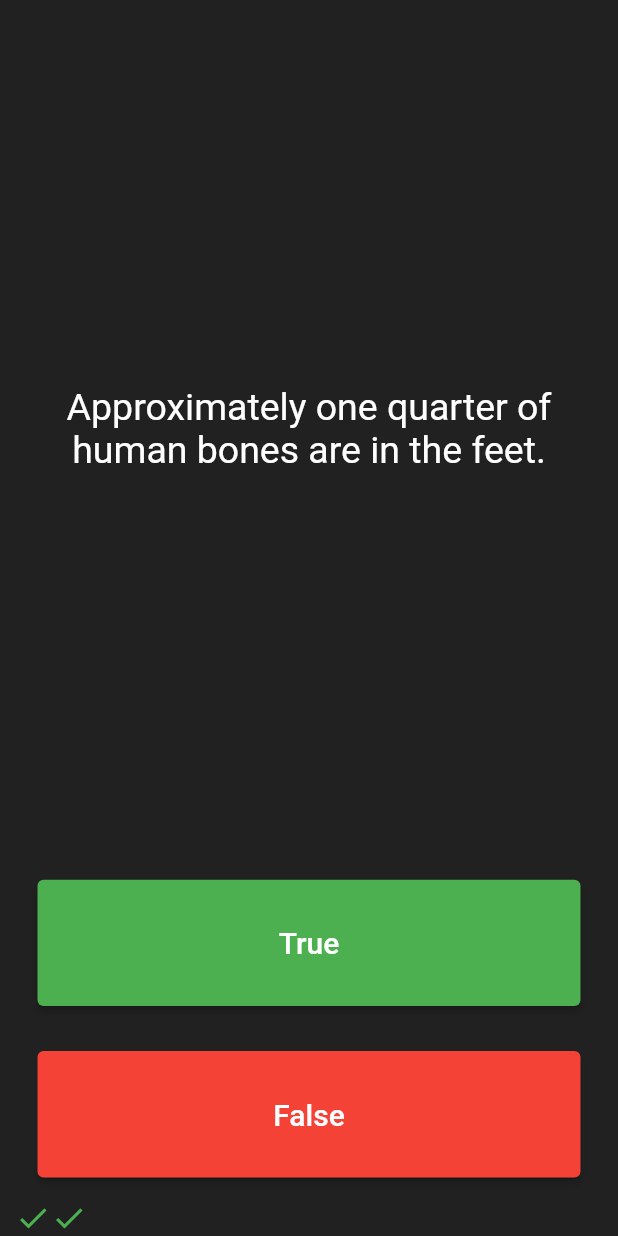
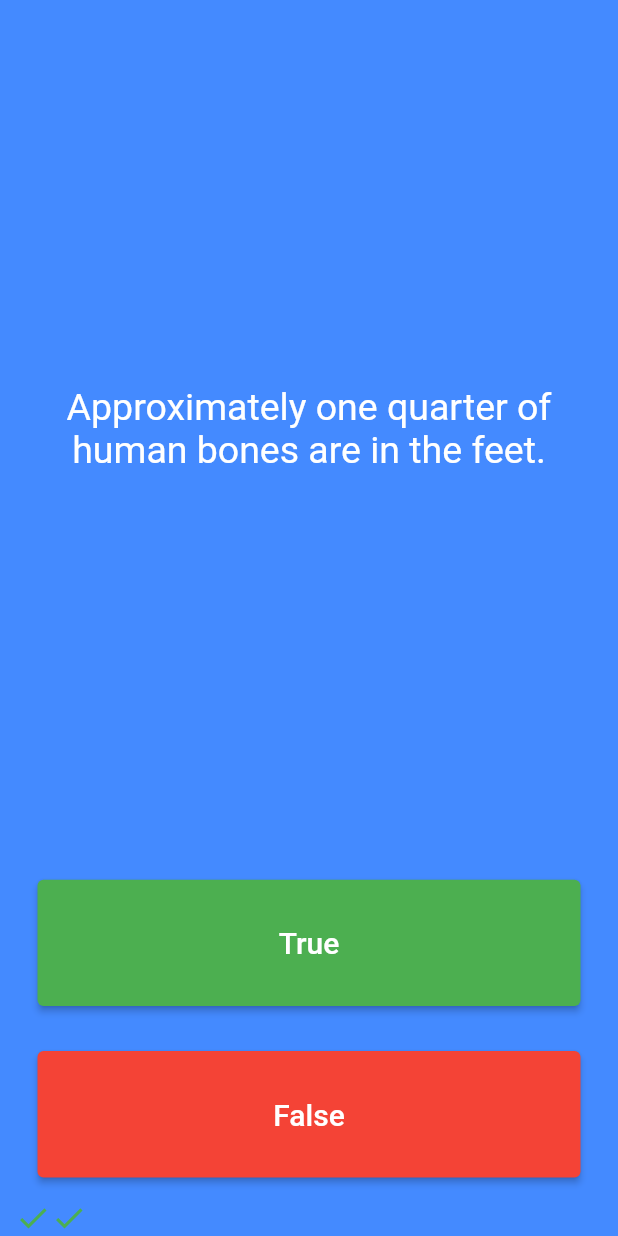
Before and after one commit to DatTran262/quizlerFlutterApp, a Flutter app: the screen it shows after launch, after a tap on "True", after a tap on "False", on a phone screen of 412 x 824 dp. Run offline on Flutter 3.47's test engine with Material 2 defaults, Android fonts, the phone set to English and light mode, and no system bars; our stand-ins replace rflutter_alert.

Commit message:
Complete app

```diff
--- a/quizzler/lib/main.dart
+++ b/quizzler/lib/main.dart
@@ -1,6 +1,9 @@
 import 'package:flutter/material.dart';
 import 'package:quizzler/quiz_brain.dart';
 import 'question.dart';
+import 'package:rflutter_alert/rflutter_alert.dart';
+
+quizBrain QuizBrain = quizBrain();
 
 void main() => runApp(Quizzler());
 
@@ -9,7 +12,7 @@ class Quizzler extends StatelessWidget {
   Widget build(BuildContext context) {
     return MaterialApp(
       home: Scaffold(
-        backgroundColor: Colors.grey.shade900,
+        backgroundColor: Colors.blueAccent.shade200,
         body: SafeArea(
           child: Padding(
             padding: EdgeInsets.symmetric(horizontal: 10.0),
@@ -30,9 +33,39 @@ class _QuizPageState extends State<QuizPage> {
 
   List<Widget> scoreKeeper = [];
 
-  quizBrain QuizBrain = new quizBrain();
+  void checkAnswer(userPickAnswer) {
+    bool correctAnswer = QuizBrain.getQuestionAnswer();
+    if(userPickAnswer==correctAnswer){
+      scoreKeeper.add(
+          Icon(
+            Icons.check,
+            color: Colors.green,
+          )
+      );
+    } else {
+      scoreKeeper.add(
+          Icon(
+            Icons.close,
+            color: Colors.red,
+          )
+      );
+    }
+    setState(() {
+      QuizBrain.nextQuestion();
+    });
+  }
 
-  int questionNumber=0;
+  void checkFinished() {
+    if(QuizBrain.isFinished()==true){
+      Alert(
+        context: context,
+        title: 'Finished!',
+        desc: 'You\'ve reached the end of the quiz.',
+      ).show();
+      QuizBrain.reset();
+      scoreKeeper = [];
+    }
+  }
 
   @override
   Widget build(BuildContext context) {
@@ -46,7 +79,7 @@ class _QuizPageState extends State<QuizPage> {
             padding: EdgeInsets.all(10.0),
             child: Center(
               child: Text(
-                QuizBrain.questionBank[questionNumber].questionText,
+                QuizBrain.getQuestionText(),
                 textAlign: TextAlign.center,
                 style: TextStyle(
                   fontSize: 25.0,
@@ -73,25 +106,8 @@ class _QuizPageState extends State<QuizPage> {
               ),
               onPressed: () {
                 //The user picked true.
-                bool correctAnswer = QuizBrain.questionBank[questionNumber].questionAnswer;
-                if(correctAnswer==true){
-                  scoreKeeper.add(
-                      Icon(
-                        Icons.check,
-                        color: Colors.green,
-                      )
-                  );
-                } else {
-                  scoreKeeper.add(
-                      Icon(
-                        Icons.close,
-                        color: Colors.red,
-                      )
-                  );
-                }
-                setState(() {
-                  questionNumber++;
-                });
+                checkAnswer(true);
+                checkFinished();
               },
             ),
           ),
@@ -113,25 +129,8 @@ class _QuizPageState extends State<QuizPage> {
               ),
               onPressed: () {
                 //The user picked false.
-                bool correctAnswer = QuizBrain.questionBank[questionNumber].questionAnswer;
-                if(correctAnswer==true){
-                  scoreKeeper.add(
-                    Icon(
-                      Icons.close,
-                      color: Colors.red,
-                    )
-                  );
-                } else {
-                  scoreKeeper.add(
-                    Icon(
-                      Icons.check,
-                      color: Colors.green,
-                    )
-                  );
-                }
-                setState(() {
-                  questionNumber++;
-                });
+                checkAnswer(false);
+                checkFinished();
               },
             ),
           ),
--- a/quizzler/lib/question.dart
+++ b/quizzler/lib/question.dart
@@ -2,8 +2,5 @@ class Question {
   late String questionText;
   late bool questionAnswer;
 
-  Question({String? q, bool? a}) {
-    questionText = q!;
-    questionAnswer = a!;
-  }
+  Question(this.questionText, this.questionAnswer);
 }
--- a/quizzler/lib/quiz_brain.dart
+++ b/quizzler/lib/quiz_brain.dart
@@ -1,31 +1,66 @@
+import 'package:flutter/material.dart';
 import 'question.dart';
+import 'package:rflutter_alert/rflutter_alert.dart';
 
 class quizBrain {
-  List<Question> questionBank = [
-    Question(q:'Some cats are actually allergic to humans', a:true),
-    Question(q:'You can lead a cow down stairs but not up stairs.', a:false),
-    Question(q:'Approximately one quarter of human bones are in the feet.', a:true),
-    Question(q:'A slug\'s blood is green.', a:true),
-    Question(q:'Buzz Aldrin\'s mother\'s maiden name was \"Moon\".', a:true),
-    Question(q:'It is illegal to pee in the Ocean in Portugal.', a:true),
+
+  int _questionNumber=0;
+
+  List<Question> _questionBank = [
+    Question('Some cats are actually allergic to humans', true),
+    Question('You can lead a cow down stairs but not up stairs.', false),
+    Question('Approximately one quarter of human bones are in the feet.', true),
+    Question('A slug\'s blood is green.', true),
+    Question('Buzz Aldrin\'s mother\'s maiden name was \"Moon\".', true),
+    Question('It is illegal to pee in the Ocean in Portugal.', true),
     Question(
-        q:'No piece of square dry paper can be folded in half more than 7 times.',
-        a:false),
+        'No piece of square dry paper can be folded in half more than 7 times.',
+        false),
     Question(
-        q:'In London, UK, if you happen to die in the House of Parliament, you are technically entitled to a state funeral, because the building is considered too sacred a place.',
-        a:true),
+        'In London, UK, if you happen to die in the House of Parliament, you are technically entitled to a state funeral, because the building is considered too sacred a place.',
+        true),
     Question(
-        q:'The loudest sound produced by any animal is 188 decibels. That animal is the African Elephant.',
-        a:false),
+        'The loudest sound produced by any animal is 188 decibels. That animal is the African Elephant.',
+        false),
     Question(
-        q:'The total surface area of two human lungs is approximately 70 square metres.',
-        a:true),
-    Question(q:'Google was originally called \"Backrub\".', a:true),
+        'The total surface area of two human lungs is approximately 70 square metres.',
+        true),
+    Question('Google was originally called \"Backrub\".', true),
     Question(
-        q:'Chocolate affects a dog\'s heart and nervous system; a few ounces are enough to kill a small dog.',
-        a:true),
+        'Chocolate affects a dog\'s heart and nervous system; a few ounces are enough to kill a small dog.',
+        true),
     Question(
-        q:'In West Virginia, USA, if you accidentally hit an animal with your car, you are free to take it home to eat.',
-        a:true),
+        'In West Virginia, USA, if you accidentally hit an animal with your car, you are free to take it home to eat.',
+        true),
   ];
+
+  void nextQuestion(){
+    if(_questionNumber < _questionBank.length-1) _questionNumber++;
+  }
+
+  String getQuestionText(){
+    return _questionBank[_questionNumber].questionText;
+  }
+
+  bool getQuestionAnswer(){
+    return _questionBank[_questionNumber].questionAnswer;
+  }
+
+  bool isFinished() {
+    if (_questionNumber >= _questionBank.length - 1) {
+      //TODO: Step 3 Part B - Use a print statement to check that isFinished is returning true when you are indeed at the end of the quiz and when a restart should happen.
+
+      print('Now returning true');
+      return true;
+
+    } else {
+      return false;
+    }
+  }
+
+  //TODO: Step 4 part B - Create a reset() method here that sets the questionNumber back to 0.
+  void reset() {
+    _questionNumber = 0;
+  }
+
 }
--- a/quizzler/pubspec.yaml
+++ b/quizzler/pubspec.yaml
@@ -30,7 +30,7 @@ environment:
 dependencies:
   flutter:
     sdk: flutter
-
+  rflutter_alert: ^2.0.4
 
   # The following adds the Cupertino Icons font to your application.
   # Use with the CupertinoIcons class for iOS style icons.
```
Also changed, not shown: quizzler/pubspec.lock.
